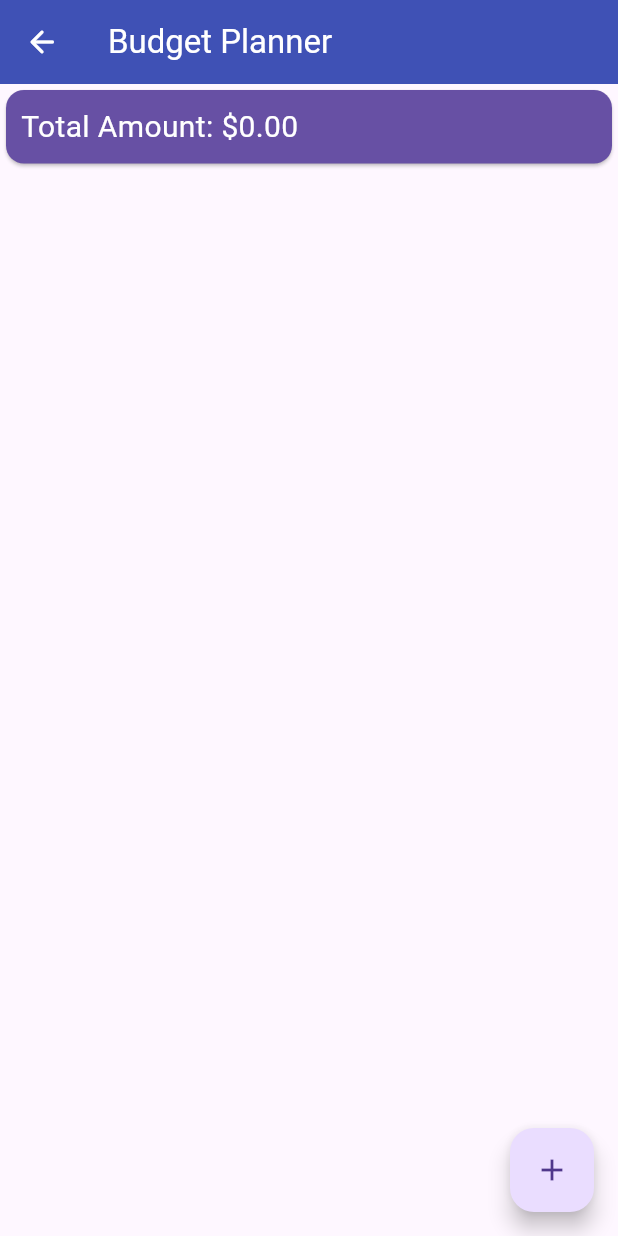
After one commit to YukeeHong/DSG, a Flutter app: the BudgetPlanner screen opened by its route, on a phone screen of 412 x 824 dp. The commit adds this screen. Run offline on Flutter 3.47's test engine with Material 3 defaults, Android fonts, the phone set to English and light mode, and no system bars; missing offline and left inert: flutter_timer_countdown.

Commit message:
Merged budget planner (incomplete) into the project

```diff
--- a/lib/main.dart
+++ b/lib/main.dart
@@ -1,10 +1,15 @@
+// Import material
 import 'package:flutter/material.dart';
+
+// Import pages
 import 'package:nus_orbital_chronos/pages/home.dart';
 import 'package:nus_orbital_chronos/pages/loading.dart';
 import 'package:nus_orbital_chronos/pages/pomodoro.dart';
 import 'package:nus_orbital_chronos/pages/timer_config.dart';
 import 'package:nus_orbital_chronos/pages/break_time.dart';
+import 'package:nus_orbital_chronos/pages/budget_planner.dart';
 
+// Import services
 import 'package:nus_orbital_chronos/services/timer_data.dart';
 
 void main() =>runApp(MaterialApp(
@@ -14,6 +19,7 @@ void main() =>runApp(MaterialApp(
 //    '/': (context) => Loading(),
     '/home': (context) => Home(),
     '/timer_config': (context) => TimerConfig(),
+    '/budget_planner': (context) => BudgetPlanner(),
   },
 
   onGenerateRoute: (settings) {
--- /dev/null
+++ b/lib/pages/budget_planner.dart
@@ -0,0 +1,73 @@
+import 'package:flutter/material.dart';
+import 'package:nus_orbital_chronos/services/add_bill.dart';
+import 'package:nus_orbital_chronos/services/bill_list.dart';
+import 'package:nus_orbital_chronos/services/bill.dart';
+
+class BudgetPlanner extends StatefulWidget {
+  @override
+  _BudgetPlannerState createState() => _BudgetPlannerState();
+}
+
+class _BudgetPlannerState extends State<BudgetPlanner> {
+  final List<Bill> _bills = [];
+
+  void _addBill(String description, double amount, DateTime date) {
+    setState(() {
+      _bills.add(Bill(
+        description: description,
+        amount: amount,
+        date: date,
+      ));
+    });
+  }
+
+  void _startAddNewBill(BuildContext context) {
+    showModalBottomSheet(
+      context: context,
+      builder: (bCtx) {
+        return GestureDetector(
+          onTap: () {},
+          behavior: HitTestBehavior.opaque,
+          child: AddBill(_addBill),
+        );
+      },
+    );
+  }
+
+  @override
+  Widget build(BuildContext context) {
+    return Scaffold(
+      appBar: AppBar(
+        title: Text('Budget Planner', style: TextStyle(color: Colors.white)),
+        backgroundColor: Colors.indigo,
+        leading: IconButton(
+          icon: const Icon(Icons.arrow_back_rounded),
+          color: Colors.white,
+          onPressed: () { Navigator.pop(context); },
+        ),
+      ),
+      body: Column(
+        crossAxisAlignment: CrossAxisAlignment.stretch,
+        children: <Widget>[
+          Card(
+            color: Theme.of(context).primaryColor,
+            child: Container(
+              padding: EdgeInsets.all(10),
+              child: Text(
+                'Total Amount: \$${_bills.fold(0.0, (double sum, Bill bill) => sum + bill.amount).toStringAsFixed(2)}',
+                style: TextStyle(fontSize: 20, color: Colors.white),
+              ),
+            ),
+          ),
+          Expanded(
+            child: BillList(_bills),
+          ),
+        ],
+      ),
+      floatingActionButton: FloatingActionButton(
+        onPressed: () => _startAddNewBill(context),
+        child: Icon(Icons.add),
+      ),
+    );
+  }
+}
--- a/lib/pages/home.dart
+++ b/lib/pages/home.dart
@@ -11,7 +11,8 @@ class _HomeState extends State<Home> {
   @override
 
   List<Service> services = [
-    Service(title: 'Focus Mode', location: 'pages/timer_config.dart', appIcon: 'target.png'),
+    Service(title: 'Focus Mode', location: '/timer_config', appIcon: 'target.png'),
+    Service(title: 'Budget Planner', location: '/budget_planner', appIcon: 'dollar.png'),
   ];
 
   Widget build(BuildContext context) {
@@ -29,7 +30,7 @@ class _HomeState extends State<Home> {
             child: Card(
               child: ListTile(
                 onTap: () {
-                  Navigator.pushNamed(context, '/timer_config');
+                  Navigator.pushNamed(context, services[index].location);
                 },
                 title: Text(services[index].title),
                 leading: CircleAvatar(
--- /dev/null
+++ b/lib/services/bill.dart
@@ -0,0 +1,11 @@
+class Bill {
+  final String description;
+  final double amount;
+  final DateTime date;
+
+  Bill({
+    required this.description,
+    required this.amount,
+    required this.date,
+  });
+}
--- /dev/null
+++ b/lib/services/bill_list.dart
@@ -0,0 +1,25 @@
+import 'package:flutter/material.dart';
+import 'package:nus_orbital_chronos/services/bill.dart';
+
+class BillList extends StatelessWidget {
+  final List<Bill> bills;
+
+  BillList(this.bills);
+
+  @override
+  Widget build(BuildContext context) {
+    return ListView.builder(
+      itemCount: bills.length,
+      itemBuilder: (ctx, index) {
+        return Card(
+          child: ListTile(
+            title: Text(bills[index].description),
+            subtitle: Text(
+              '\$${bills[index].amount.toStringAsFixed(2)} - ${bills[index].date.toString()}',
+            ),
+          ),
+        );
+      },
+    );
+  }
+}
--- a/pubspec.yaml
+++ b/pubspec.yaml
@@ -31,6 +31,8 @@ dependencies:
   flutter:
     sdk: flutter
   flutter_timer_countdown: ^1.0.7
+  hive:
+  hive_flutter:
 
 
   # The following adds the Cupertino Icons font to your application.
@@ -40,6 +42,8 @@ dependencies:
 dev_dependencies:
   flutter_test:
     sdk: flutter
+  hive_generator:
+  build_runner:
 
   # The "flutter_lints" package below contains a set of recommended lints to
   # encourage good coding practices. The lint set provided by the package is
@@ -63,6 +67,7 @@ flutter:
   assets:
     - assets/target.png
     - assets/tomato.png
+    - assets/dollar.png
 
   # An image asset can refer to one or more resolution-specific "variants", see
   # https://flutter.dev/assets-and-images/#resolution-aware
```
Also changed, not shown: lib/services/add_bill.dart (added, +112 -0 lines), assets/dollar.png (added), pubspec.lock, 5 other files.
